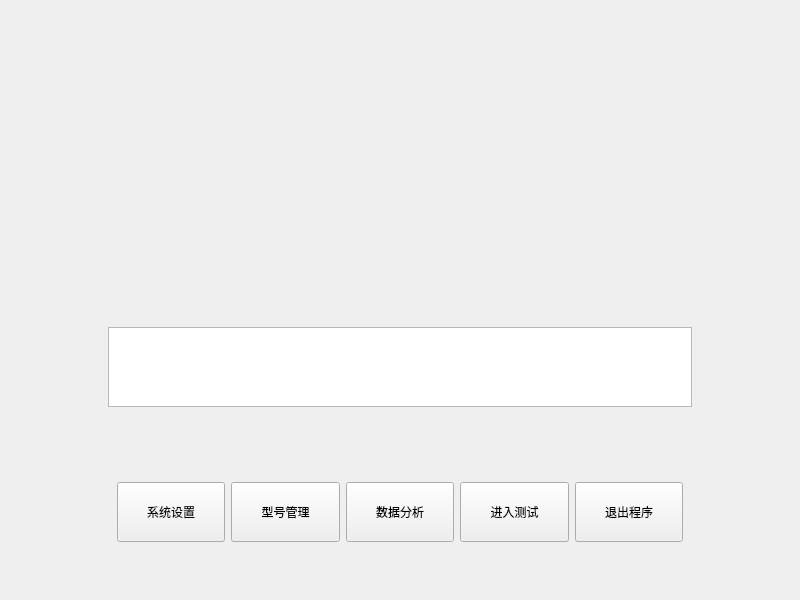
bloglink/aip-tester, file WinHome.ui: the form before one commit.
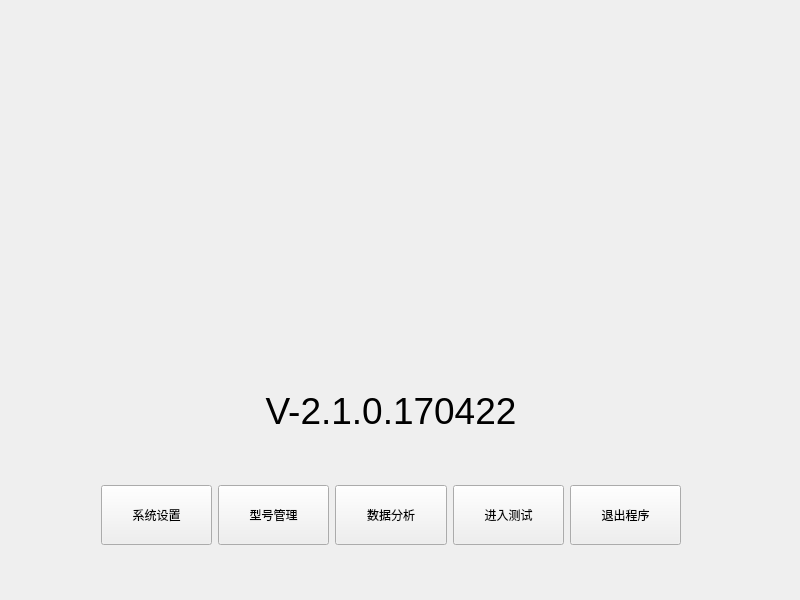
The form after the commit.

Commit message: 修复:(2.1.0.170422)开机界面修正自检时可进入测试的错误

The edit to the form file:
```diff
--- a/WinHome.ui
+++ b/WinHome.ui
@@ -47,8 +47,107 @@
        </property>
        <item>
         <widget class="QWidget" name="WidgetHome" native="true">
-         <layout class="QGridLayout" name="gridLayout" rowstretch="8,2,0,0,1,0" columnstretch="1,1,1,1,1,1,1,1">
-          <item row="2" column="3" colspan="2">
+         <layout class="QGridLayout" name="gridLayout" rowstretch="6,1,1,1,0" columnstretch="1,1,10,1,1">
+          <item row="3" column="4">
+           <widget class="QLabel" name="IconNet">
+            <property name="maximumSize">
+             <size>
+              <width>40</width>
+              <height>40</height>
+             </size>
+            </property>
+            <property name="text">
+             <string/>
+            </property>
+            <property name="scaledContents">
+             <bool>true</bool>
+            </property>
+           </widget>
+          </item>
+          <item row="1" column="4">
+           <widget class="QLabel" name="label_2">
+            <property name="text">
+             <string/>
+            </property>
+           </widget>
+          </item>
+          <item row="2" column="4">
+           <widget class="QLabel" name="IconSql">
+            <property name="maximumSize">
+             <size>
+              <width>40</width>
+              <height>40</height>
+             </size>
+            </property>
+            <property name="text">
+             <string/>
+            </property>
+            <property name="scaledContents">
+             <bool>true</bool>
+            </property>
+           </widget>
+          </item>
+          <item row="0" column="0">
+           <spacer name="verticalSpacer">
+            <property name="orientation">
+             <enum>Qt::Vertical</enum>
+            </property>
+            <property name="sizeHint" stdset="0">
+             <size>
+              <width>20</width>
+              <height>40</height>
+             </size>
+            </property>
+           </spacer>
+          </item>
+          <item row="3" column="3">
+           <widget class="QLabel" name="label_3">
+            <property name="text">
+             <string/>
+            </property>
+           </widget>
+          </item>
+          <item row="4" column="4">
+           <widget class="QLabel" name="label">
+            <property name="text">
+             <string/>
+            </property>
+           </widget>
+          </item>
+          <item row="2" column="3">
+           <widget class="QLabel" name="label_4">
+            <property name="text">
+             <string/>
+            </property>
+           </widget>
+          </item>
+          <item row="1" column="2" rowspan="3">
+           <widget class="QStackedWidget" name="keybord">
+            <property name="currentIndex">
+             <number>1</number>
+            </property>
+            <widget class="QWidget" name="page">
+             <layout class="QVBoxLayout" name="verticalLayout_3">
+              <item>
+               <widget class="QTextBrowser" name="Text"/>
+              </item>
+             </layout>
+            </widget>
+            <widget class="QWidget" name="page_2">
+             <layout class="QVBoxLayout" name="verticalLayout_4" stretch="0,1,0">
+              <property name="leftMargin">
+               <number>0</number>
+              </property>
+              <property name="topMargin">
+               <number>0</number>
+              </property>
+              <property name="rightMargin">
+               <number>0</number>
+              </property>
+              <property name="bottomMargin">
+               <number>0</number>
+              </property>
+              <item>
            <widget class="QLabel" name="titleVn">
             <property name="sizeIncrement">
              <size>
@@ -56,53 +155,18 @@
               <height>44</height>
              </size>
             </property>
+                <property name="styleSheet">
+                 <string notr="true">font:28pt;</string>
+                </property>
+                <property name="text">
+                 <string>V-2.1.0.170422</string>
+                </property>
             <property name="alignment">
              <set>Qt::AlignCenter</set>
             </property>
            </widget>
           </item>
-          <item row="4" column="7">
-           <widget class="QWidget" name="WidgetBtnRight" native="true">
-            <property name="styleSheet">
-             <string notr="true">background-color: rgba(0,0,0,0)</string>
-            </property>
-            <layout class="QGridLayout" name="gridLayout_2">
-             <item row="0" column="0">
-              <widget class="QLabel" name="IconSql">
-               <property name="maximumSize">
-                <size>
-                 <width>60</width>
-                 <height>60</height>
-                </size>
-               </property>
-               <property name="text">
-                <string/>
-               </property>
-               <property name="scaledContents">
-                <bool>true</bool>
-               </property>
-              </widget>
-             </item>
-             <item row="0" column="1">
-              <widget class="QLabel" name="IconNet">
-               <property name="maximumSize">
-                <size>
-                 <width>40</width>
-                 <height>40</height>
-                </size>
-               </property>
-               <property name="text">
-                <string/>
-               </property>
-               <property name="scaledContents">
-                <bool>true</bool>
-               </property>
-              </widget>
-             </item>
-            </layout>
-           </widget>
-          </item>
-          <item row="3" column="3" colspan="2">
+              <item>
            <spacer name="verticalSpacer_2">
             <property name="orientation">
              <enum>Qt::Vertical</enum>
@@ -115,46 +179,9 @@
             </property>
            </spacer>
           </item>
-          <item row="5" column="3" colspan="2">
-           <spacer name="SpacerBottom">
-            <property name="orientation">
-             <enum>Qt::Vertical</enum>
-            </property>
-            <property name="sizeHint" stdset="0">
-             <size>
-              <width>20</width>
-              <height>40</height>
-             </size>
-            </property>
-           </spacer>
-          </item>
-          <item row="0" column="3" colspan="2">
-           <spacer name="verticalSpacer">
-            <property name="orientation">
-             <enum>Qt::Vertical</enum>
-            </property>
-            <property name="sizeHint" stdset="0">
-             <size>
-              <width>20</width>
-              <height>40</height>
-             </size>
-            </property>
-           </spacer>
-          </item>
-          <item row="4" column="0">
-           <widget class="QWidget" name="WidgetBtnLeft" native="true">
-            <property name="styleSheet">
-             <string notr="true">background-color: rgba(0,0,0,0)</string>
-            </property>
-           </widget>
-          </item>
-          <item row="1" column="1" colspan="6">
-           <widget class="QTextBrowser" name="Text"/>
-          </item>
-          <item row="4" column="1" colspan="6">
-           <widget class="QWidget" name="widget" native="true">
-            <layout class="QHBoxLayout" name="horizontalLayout">
              <item>
+               <layout class="QGridLayout" name="gridLayout_3">
+                <item row="0" column="0">
               <widget class="QPushButton" name="btnSyst">
                <property name="enabled">
                 <bool>true</bool>
@@ -176,7 +203,7 @@
                </property>
               </widget>
              </item>
-             <item>
+                <item row="0" column="1">
               <widget class="QPushButton" name="btnType">
                <property name="enabled">
                 <bool>true</bool>
@@ -198,7 +225,7 @@
                </property>
               </widget>
              </item>
-             <item>
+                <item row="0" column="2">
               <widget class="QPushButton" name="btnData">
                <property name="enabled">
                 <bool>true</bool>
@@ -220,7 +247,7 @@
                </property>
               </widget>
              </item>
-             <item>
+                <item row="0" column="3">
               <widget class="QPushButton" name="btnTest">
                <property name="enabled">
                 <bool>true</bool>
@@ -242,7 +269,7 @@
                </property>
               </widget>
              </item>
-             <item>
+                <item row="0" column="4">
               <widget class="QPushButton" name="btnQuit">
                <property name="sizePolicy">
                 <sizepolicy hsizetype="Expanding" vsizetype="Expanding">
@@ -253,7 +280,7 @@
                <property name="minimumSize">
                 <size>
                  <width>97</width>
-                 <height>44</height>
+                    <height>60</height>
                 </size>
                </property>
                <property name="text">
@@ -262,6 +289,55 @@
               </widget>
              </item>
             </layout>
+              </item>
+             </layout>
+            </widget>
+           </widget>
+          </item>
+          <item row="1" column="3">
+           <widget class="QLabel" name="label_5">
+            <property name="text">
+             <string/>
+            </property>
+           </widget>
+          </item>
+          <item row="3" column="0">
+           <widget class="QLabel" name="label_6">
+            <property name="maximumSize">
+             <size>
+              <width>40</width>
+              <height>40</height>
+             </size>
+            </property>
+            <property name="text">
+             <string/>
+            </property>
+           </widget>
+          </item>
+          <item row="4" column="0" colspan="2">
+           <spacer name="verticalSpacer_3">
+            <property name="orientation">
+             <enum>Qt::Vertical</enum>
+            </property>
+            <property name="sizeHint" stdset="0">
+             <size>
+              <width>20</width>
+              <height>40</height>
+             </size>
+            </property>
+           </spacer>
+          </item>
+          <item row="3" column="1">
+           <widget class="QLabel" name="label_7">
+            <property name="maximumSize">
+             <size>
+              <width>40</width>
+              <height>40</height>
+             </size>
+            </property>
+            <property name="text">
+             <string/>
+            </property>
            </widget>
           </item>
          </layout>
```
Lines whose indentation alone changed are shown as unchanged. The commit also changes 3 other files.
